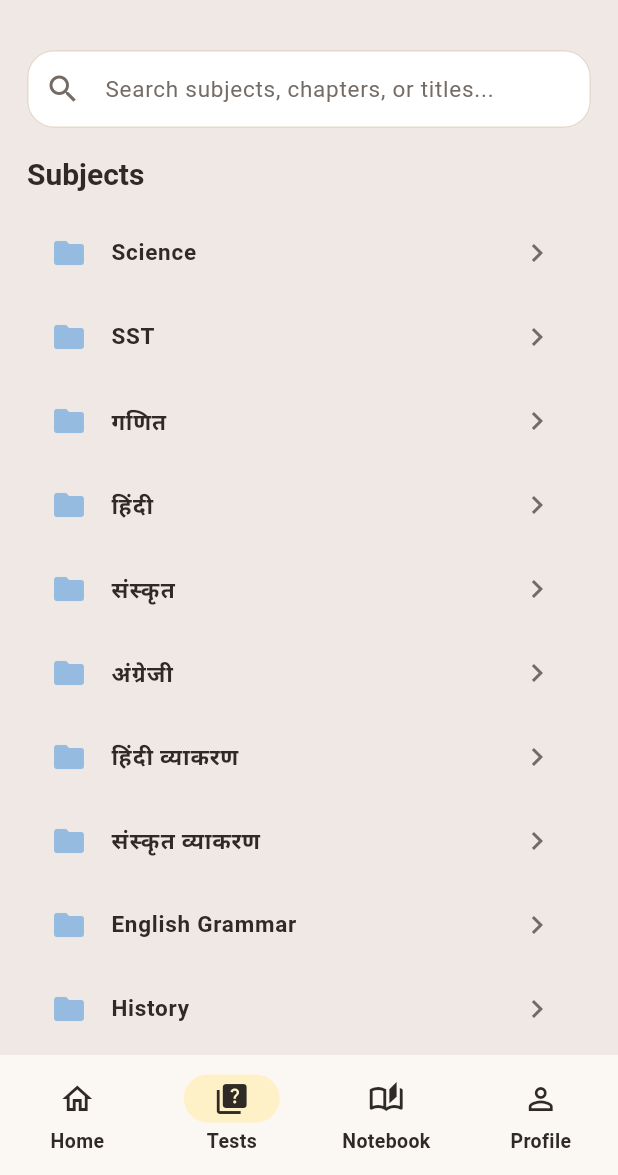
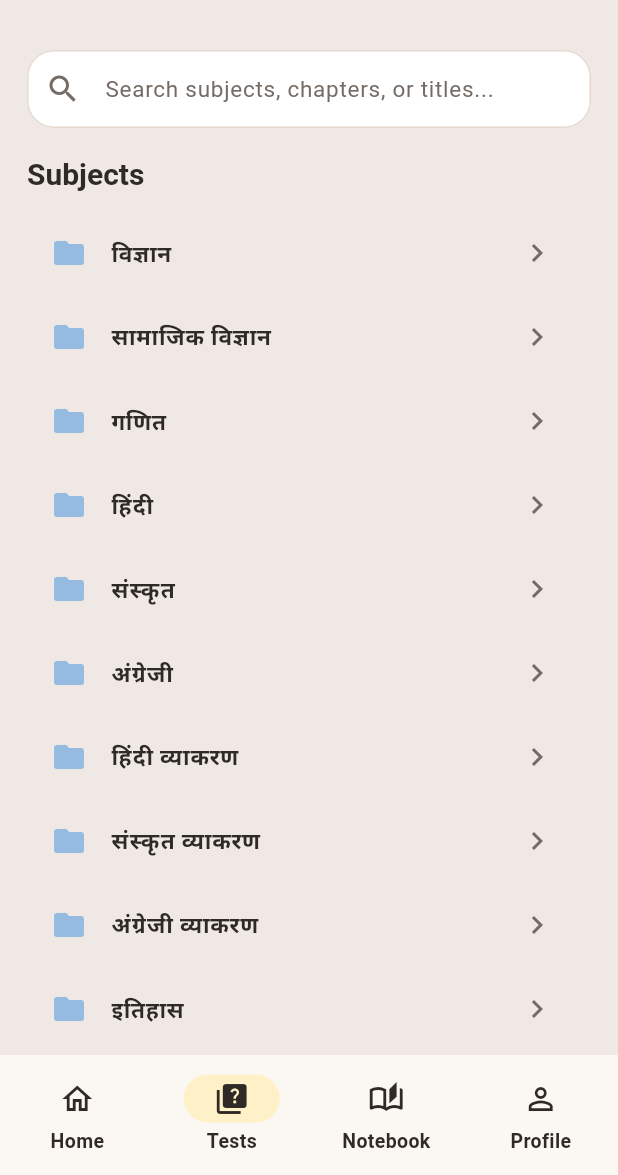
Before and after one commit to sk620311488-ux/Sudarshan-mobile, a Flutter app: the HomeShell screen opened directly with empty values, item 2 of the bottom bar chosen, on a phone screen of 412 x 824 dp, the part 61-1236 px from its top. Run offline on Flutter 3.47's test engine with Material 3 defaults, Android fonts, the phone set to English and light mode, and no system bars; our stand-ins replace cloud_firestore, firebase_auth, firebase_core, firebase_database, firebase_messaging, flutter_animate and 11 more; missing offline and left inert: desktop_webview_auth, flutter_custom_tabs, workmanager; accounts and stored records are empty; network calls fail; statements that could not run were skipped.

Commit message:
Fix Hindi folders and quiz flow

```diff
--- a/lib/config/subject_constants.dart
+++ b/lib/config/subject_constants.dart
@@ -1,35 +1,57 @@
 class SubjectConstants {
+  static const Map<String, String> subjectAliases = {
+    'Science': 'विज्ञान',
+    'SST': 'सामाजिक विज्ञान',
+    'Math': 'गणित',
+    'Mathematics': 'गणित',
+    'Hindi': 'हिंदी',
+    'Sanskrit': 'संस्कृत',
+    'English': 'अंग्रेजी',
+    'English Grammar': 'अंग्रेजी व्याकरण',
+    'Hindi Grammar': 'हिंदी व्याकरण',
+    'Sanskrit Grammar': 'संस्कृत व्याकरण',
+    'History': 'इतिहास',
+    'Geography': 'भूगोल',
+    'Civics': 'नागरिक शास्त्र',
+    'Economics': 'अर्थशास्त्र',
+  };
+
+  static String normalizeSubject(String value) {
+    final trimmed = value.trim();
+    return subjectAliases[trimmed] ?? trimmed;
+  }
+
   static const List<String> subjects = [
-    'Science',
-    'SST',
+    'विज्ञान',
+    'सामाजिक विज्ञान',
     'गणित',
     'हिंदी',
     'संस्कृत',
     'अंग्रेजी',
     'हिंदी व्याकरण',
     'संस्कृत व्याकरण',
-    'English Grammar',
-    'History',
-    'Geography',
-    'Civics',
-    'Economics',
+    'अंग्रेजी व्याकरण',
+    'इतिहास',
+    'भूगोल',
+    'नागरिक शास्त्र',
+    'अर्थशास्त्र',
   ];
 
   static const Map<String, List<String>> subSubjects = {
-    'Science': ['भौतिकी', 'रसायन शास्त्र', 'जीव विज्ञान', 'Physics', 'Chemistry', 'Biology'],
-    'SST': ['इतिहास', 'भूगोल', 'नागरिक शास्त्र', 'अर्थशास्त्र', 'History', 'Geography', 'Civics', 'Economics'],
+    'विज्ञान': ['भौतिकी', 'रसायन शास्त्र', 'जीव विज्ञान'],
+    'सामाजिक विज्ञान': ['इतिहास', 'भूगोल', 'नागरिक शास्त्र', 'अर्थशास्त्र'],
   };
 
   static const Map<String, List<String>> chapters = {
     'भौतिकी': [
-      'प्रकाश-परावर्तन तथा अपवर्तन',
+      'प्रकाश - परावर्तन तथा अपवर्तन',
       'मानव नेत्र तथा रंगबिरंगा संसार',
       'विद्युत',
       'विद्युत धारा के चुंबकीय प्रभाव',
       'ऊर्जा के स्रोत',
     ],
     'रसायन शास्त्र': [
-      'रासायनिक अभिक्रियाएं एवं समीकरण',
+      'रासायनिक अभिक्रियाएँ एवं समीकरण',
       'अम्ल, क्षारक एवं लवण',
       'धातु एवं अधातु',
       'कार्बन एवं उसके यौगिक',
@@ -48,7 +70,7 @@ class SubjectConstants {
       'बहुपद',
       'दो चर वाले रैखिक समीकरण युग्म',
       'द्विघात समीकरण',
-      'समांतर श्रेणियाँ',
+      'समान्तर श्रेणियाँ',
       'त्रिभुज',
       'निर्देशांक ज्यामिति',
       'त्रिकोणमिति का परिचय',
@@ -76,16 +98,16 @@ class SubjectConstants {
       'मुहावरे एवं लोकोक्तियाँ',
     ],
     'संस्कृत व्याकरण': [
-      'वर्ण प्रकरणम्',
-      'सन्धि प्रकरणम्',
+      'वर्ण प्रककरणम्',
+      'सन्धि प्रककरणम्',
       'शब्द रूपाणि',
       'धातु रूपाणि',
-      'कारक प्रकरणम्',
-      'प्रत्यय प्रकरणम्',
-      'समास प्रकरणम्',
+      'कारक प्रककरणम्',
+      'प्रत्यय प्रककरणम्',
+      'समास प्रककरणम्',
       'अनुवाद कौशलम्',
     ],
-    'English Grammar': [
+    'अंग्रेजी व्याकरण': [
       'Tense',
       'Voice',
       'Narration',
@@ -97,6 +119,5 @@ class SubjectConstants {
       'Conjunction',
       'Transformation of Sentences',
     ],
-    // Add more chapters as needed for other subjects
   };
 }
--- a/lib/screens/home_shell.dart
+++ b/lib/screens/home_shell.dart
@@ -790,23 +790,25 @@ class _TestsPageState extends State<TestsPage> {
     }
 
     if (_selectedSubSubjectFolder != null) {
+      final selectedSub = SubjectConstants.normalizeSubject(_selectedSubSubjectFolder!);
       final subSubjectTests = allTests
           .where((test) =>
-              test.subject == _selectedSubSubjectFolder ||
-              test.book == _selectedSubSubjectFolder)
+              SubjectConstants.normalizeSubject(test.subject) == selectedSub ||
+              SubjectConstants.normalizeSubject(test.book) == selectedSub)
           .toList();
       return _buildChapterView(subSubjectTests, theme, isSubSubject: true);
     }
 
     if (_selectedSubjectFolder != null) {
       // Check if it has sub-subjects (like Science/SST)
-      final subSubs = SubjectConstants.subSubjects[_selectedSubjectFolder];
+      final selectedSubject = SubjectConstants.normalizeSubject(_selectedSubjectFolder!);
+      final subSubs = SubjectConstants.subSubjects[selectedSubject];
       if (subSubs != null) {
-        return _buildSubSubjectView(_selectedSubjectFolder!, subSubs, theme);
+        return _buildSubSubjectView(selectedSubject, subSubs, theme);
       }
 
       final subjectTests = allTests
-          .where((test) => test.subject == _selectedSubjectFolder)
+          .where((test) => SubjectConstants.normalizeSubject(test.subject) == selectedSubject)
           .toList();
       return _buildChapterView(subjectTests, theme);
     }
@@ -1026,12 +1028,16 @@ class _NotebookPageState extends State<NotebookPage> {
     final allCards = widget.controller.notebookCards;
 
     // Extract subjects for filtering
-    final subjects = ['All', ...allCards.map((e) => e.subject).toSet()];
+    final subjects = [
+      'All',
+      ...allCards.map((e) => SubjectConstants.normalizeSubject(e.subject)).toSet(),
+    ];
 
     // Apply filtering
     final filteredCards = allCards.where((card) {
       final matchesSubject =
-          _selectedSubject == 'All' || card.subject == _selectedSubject;
+          _selectedSubject == 'All' ||
+              SubjectConstants.normalizeSubject(card.subject) == _selectedSubject;
       final matchesSearch =
           card.question.toLowerCase().contains(_searchQuery.toLowerCase()) ||
               card.answer.toLowerCase().contains(_searchQuery.toLowerCase()) ||
```
Also changed, not shown: lib/models/app_models.dart (+15 -2 lines), lib/screens/quiz_screen.dart (+72 -24 lines), lib/services/ai_service.dart (+6 -17 lines), lib/services/export_service.dart (+62 -19 lines), lib/services/test_service.dart (+5 -6 lines).
